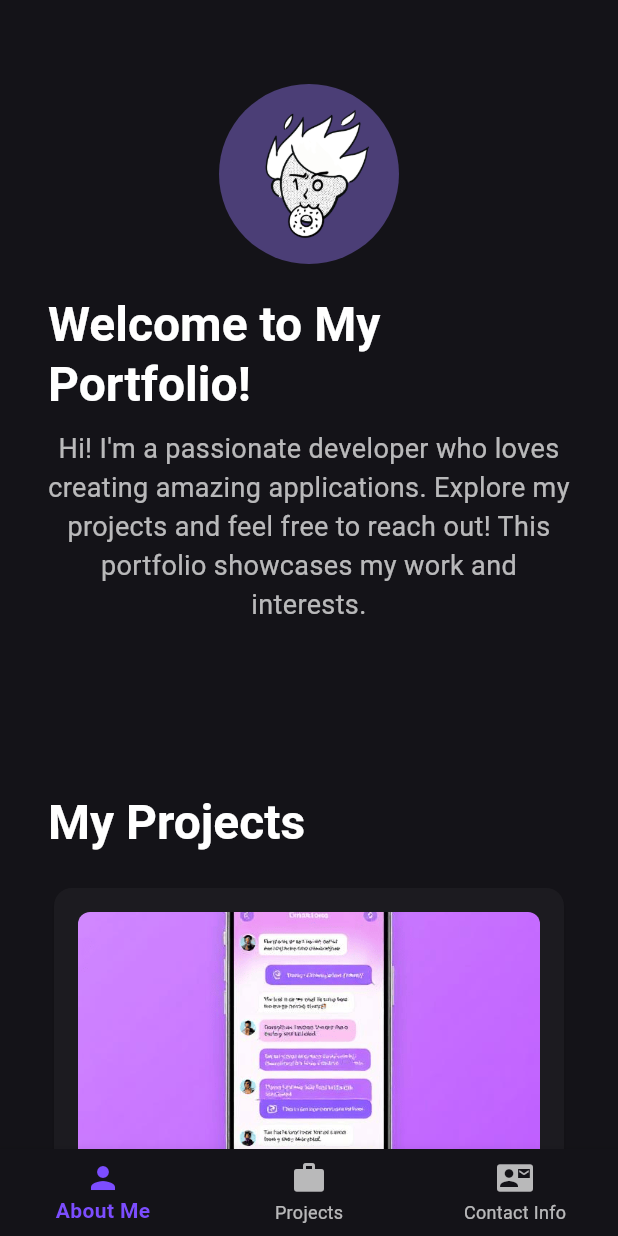
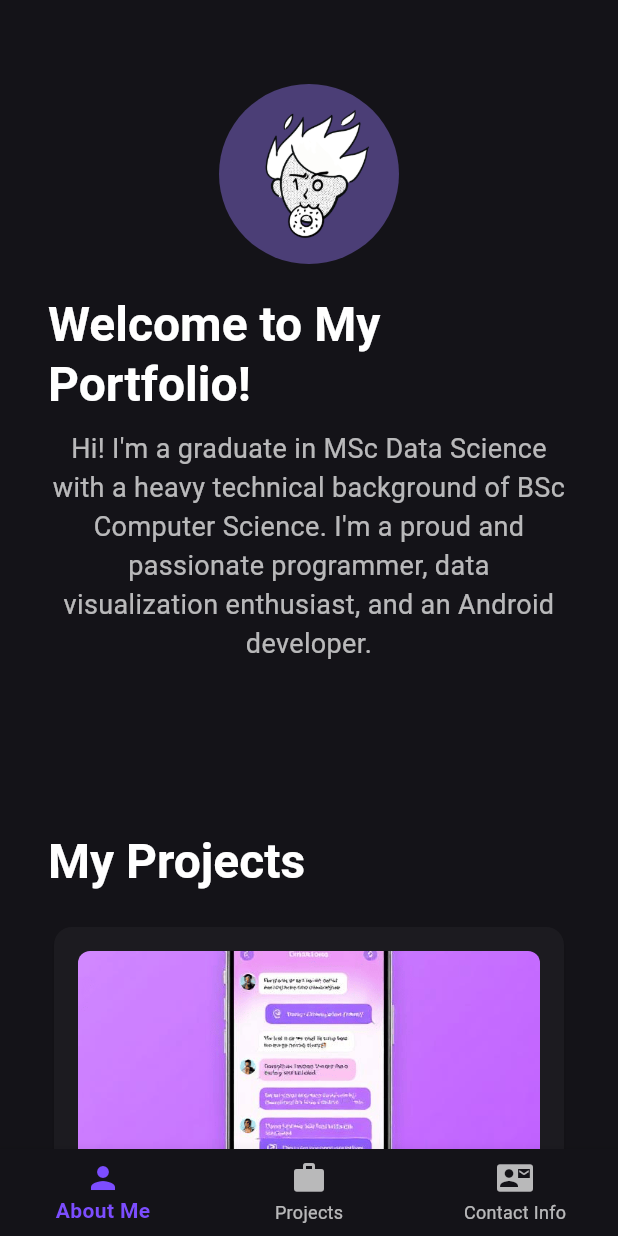
Before and after one commit to emnggprw/personal_portfolio, a Flutter app: the screen it shows after launch, on a phone screen of 412 x 824 dp. Run offline on Flutter 3.47's test engine with Material 3 defaults, Android fonts, the phone set to English and light mode, and no system bars.

Commit message:
Updated variables values

```diff
--- a/lib/main.dart
+++ b/lib/main.dart
@@ -177,7 +177,7 @@ class AboutMePage extends StatelessWidget {
             Text('Welcome to My Portfolio!', style: Theme.of(context).textTheme.headlineLarge),
             const SizedBox(height: 10),
             const Text(
-              "Hi! I'm a passionate developer who loves creating amazing applications. Explore my projects and feel free to reach out! This portfolio showcases my work and interests.",
+              "Hi! I'm a graduate in MSc Data Science with a heavy technical background of BSc Computer Science. I'm a proud and passionate programmer, data visualization enthusiast, and an Android developer.",
               textAlign: TextAlign.center,
               style: TextStyle(fontSize: 18),
             ),
@@ -408,7 +408,7 @@ class ContactInfoPage extends StatelessWidget {
           children: [
             Text('Contact Me', style: Theme.of(context).textTheme.headlineLarge),
             const SizedBox(height: 10),
-            const Text('Get in touch with me at: example@email.com', style: TextStyle(fontSize: 18)),
+            const Text('Get in touch with me at: eko.mnggprw@gmail.com', style: TextStyle(fontSize: 18)),
           ],
         ),
       ),
```
